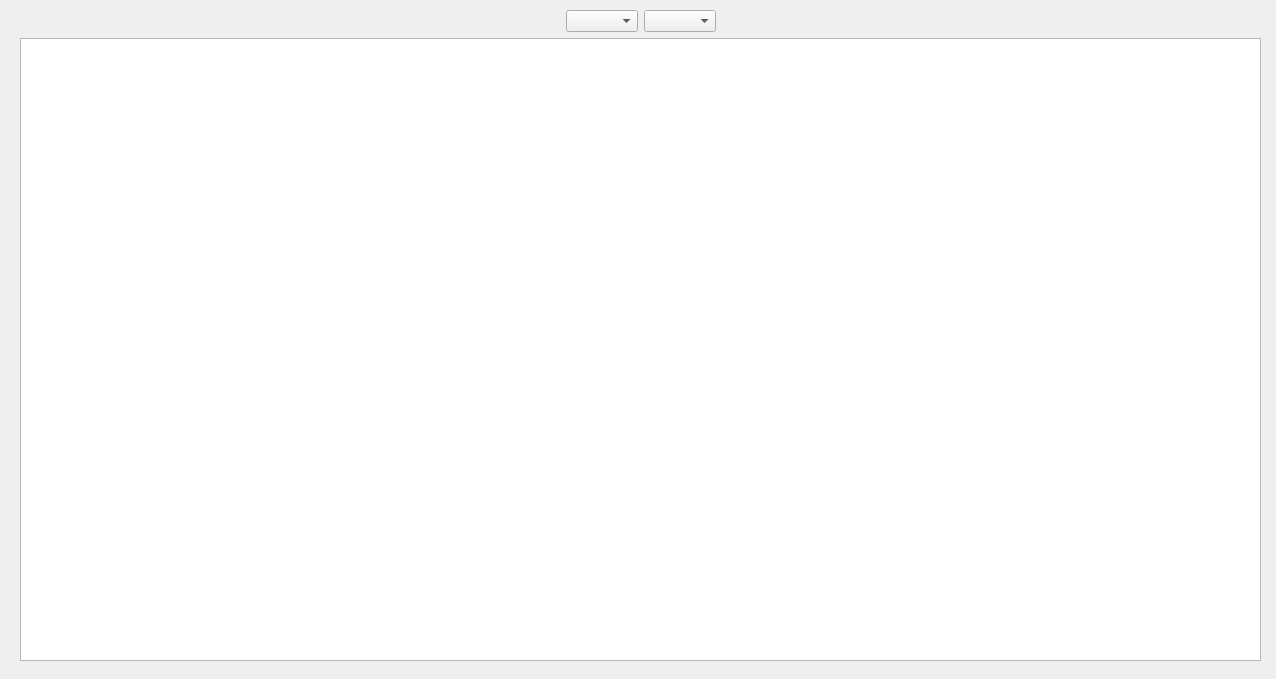
Before: the Qt Designer form achievments.ui in amirfarhoudniya/Manner, drawn with Qt 5.
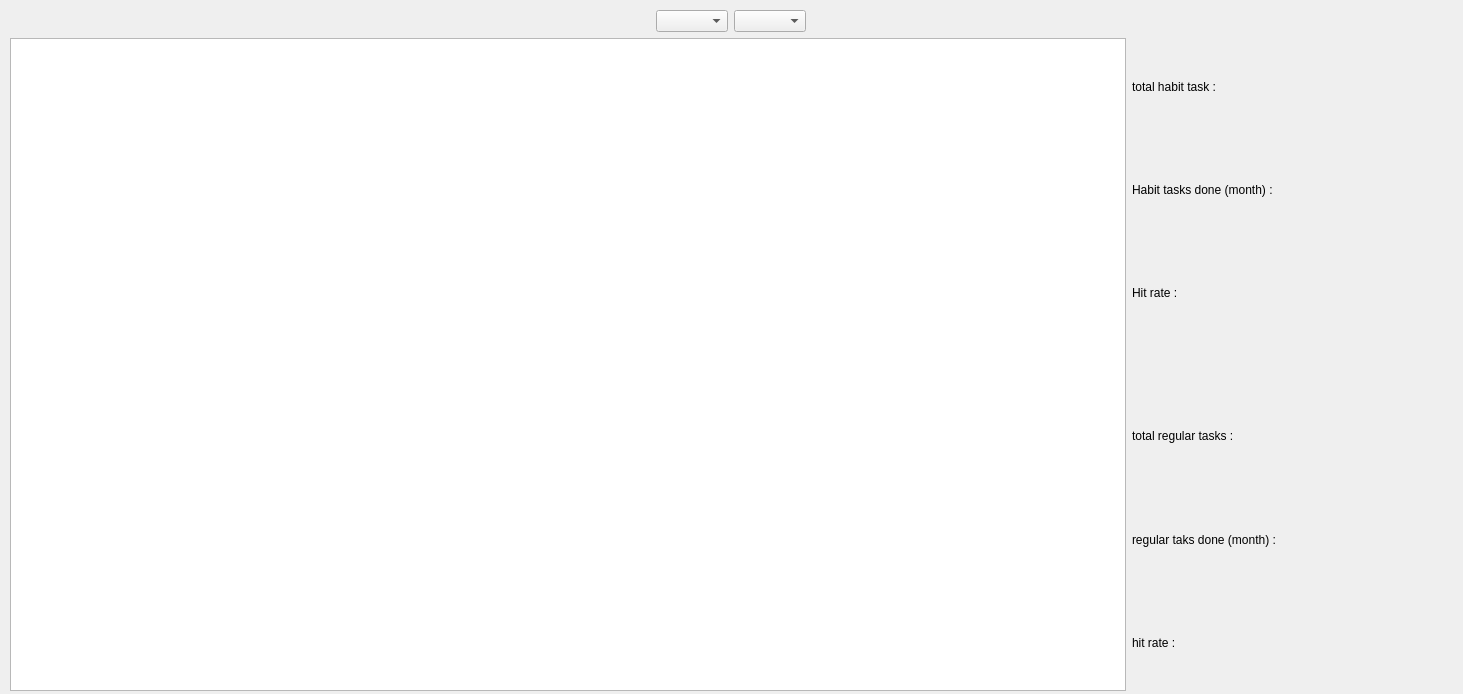
After: the same form once the commit is applied.

```diff
--- a/achievments.ui
+++ b/achievments.ui
@@ -6,8 +6,8 @@
    <rect>
     <x>0</x>
     <y>0</y>
-    <width>1276</width>
-    <height>679</height>
+    <width>1463</width>
+    <height>694</height>
    </rect>
   </property>
   <property name="windowTitle">
@@ -16,10 +16,10 @@
   <widget class="QWidget" name="layoutWidget">
    <property name="geometry">
     <rect>
-     <x>20</x>
+     <x>10</x>
      <y>10</y>
-     <width>1241</width>
-     <height>651</height>
+     <width>1441</width>
+     <height>681</height>
     </rect>
    </property>
    <layout class="QVBoxLayout" name="verticalLayout">
@@ -60,7 +60,83 @@
      </layout>
     </item>
     <item>
-     <widget class="QTableWidget" name="tableWidget"/>
+     <layout class="QHBoxLayout" name="horizontalLayout_3" stretch="4,1,0">
+      <item>
+       <widget class="QTableWidget" name="tableWidget"/>
+      </item>
+      <item>
+       <layout class="QVBoxLayout" name="verticalLayout_2" stretch="1,1,1,0,1,1,1">
+        <item>
+         <widget class="QLabel" name="totalHabitTask_label">
+          <property name="text">
+           <string>total habit task :</string>
+          </property>
+         </widget>
+        </item>
+        <item>
+         <widget class="QLabel" name="habitTaskDoneInMonth_label">
+          <property name="text">
+           <string>Habit tasks done (month) :</string>
+          </property>
+         </widget>
+        </item>
+        <item>
+         <widget class="QLabel" name="HabitHitRate_label">
+          <property name="text">
+           <string>Hit rate :</string>
+          </property>
+         </widget>
+        </item>
+        <item>
+         <spacer name="verticalSpacer">
+          <property name="orientation">
+           <enum>Qt::Vertical</enum>
+          </property>
+          <property name="sizeHint" stdset="0">
+           <size>
+            <width>20</width>
+            <height>40</height>
+           </size>
+          </property>
+         </spacer>
+        </item>
+        <item>
+         <widget class="QLabel" name="totalRegularTasks_label">
+          <property name="text">
+           <string>total regular tasks :</string>
+          </property>
+         </widget>
+        </item>
+        <item>
+         <widget class="QLabel" name="regularTaskDoneInMonth_label">
+          <property name="text">
+           <string>regular taks done (month) :</string>
+          </property>
+         </widget>
+        </item>
+        <item>
+         <widget class="QLabel" name="regularTaskHitRate_label">
+          <property name="text">
+           <string>hit rate :</string>
+          </property>
+         </widget>
+        </item>
+       </layout>
+      </item>
+      <item>
+       <spacer name="horizontalSpacer_3">
+        <property name="orientation">
+         <enum>Qt::Horizontal</enum>
+        </property>
+        <property name="sizeHint" stdset="0">
+         <size>
+          <width>40</width>
+          <height>20</height>
+         </size>
+        </property>
+       </spacer>
+      </item>
+     </layout>
     </item>
    </layout>
   </widget>
```
